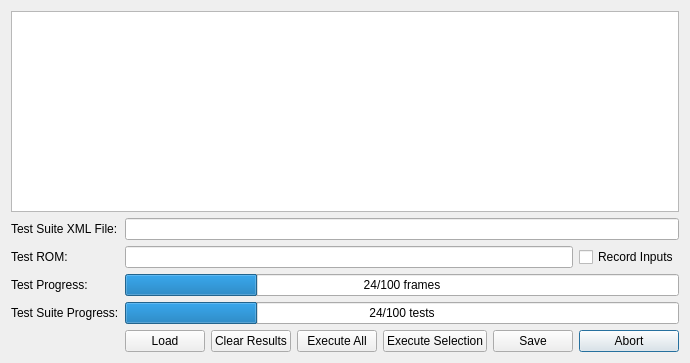
Old version of the form testsuiteexecutivedialog.ui in the repository christopherpow/nesicide.
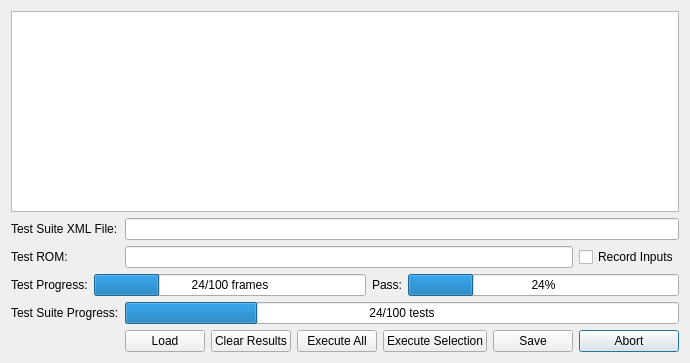
New version of the form.

Diff of the .ui file:
```diff
--- a/testsuiteexecutivedialog.ui
+++ b/testsuiteexecutivedialog.ui
@@ -28,31 +28,14 @@
      </property>
     </widget>
    </item>
-   <item row="3" column="0">
-    <widget class="QLabel" name="label_2">
-     <property name="text">
-      <string>Test Progress:</string>
-     </property>
-    </widget>
-   </item>
-   <item row="3" column="1" colspan="6">
-    <widget class="QProgressBar" name="testProgress">
-     <property name="value">
-      <number>24</number>
-     </property>
-     <property name="format">
-      <string>%v/%m frames</string>
-     </property>
-    </widget>
-   </item>
-   <item row="4" column="0">
+   <item row="5" column="0">
     <widget class="QLabel" name="label_3">
      <property name="text">
       <string>Test Suite Progress:</string>
      </property>
     </widget>
    </item>
-   <item row="4" column="1" colspan="6">
+   <item row="5" column="1" colspan="6">
     <widget class="QProgressBar" name="suiteProgress">
      <property name="value">
       <number>24</number>
@@ -82,42 +65,42 @@
      </property>
     </widget>
    </item>
-   <item row="6" column="6">
+   <item row="7" column="6">
     <widget class="QPushButton" name="abort">
      <property name="text">
       <string>Abort</string>
      </property>
     </widget>
    </item>
-   <item row="6" column="5">
+   <item row="7" column="5">
     <widget class="QPushButton" name="save">
      <property name="text">
       <string>Save</string>
      </property>
     </widget>
    </item>
-   <item row="6" column="4">
+   <item row="7" column="4">
     <widget class="QPushButton" name="executeSelection">
      <property name="text">
       <string>Execute Selection</string>
      </property>
     </widget>
    </item>
-   <item row="6" column="3">
+   <item row="7" column="3">
     <widget class="QPushButton" name="execute">
      <property name="text">
       <string>Execute All</string>
      </property>
     </widget>
    </item>
-   <item row="6" column="2">
+   <item row="7" column="2">
     <widget class="QPushButton" name="clear">
      <property name="text">
       <string>Clear Results</string>
      </property>
     </widget>
    </item>
-   <item row="6" column="1">
+   <item row="7" column="1">
     <widget class="QPushButton" name="load">
      <property name="text">
       <string>Load</string>
@@ -134,6 +117,44 @@
      </property>
     </widget>
    </item>
+   <item row="3" column="0" colspan="7">
+    <layout class="QGridLayout" name="gridLayout_2">
+     <item row="0" column="0">
+      <widget class="QLabel" name="label_2">
+       <property name="text">
+        <string>Test Progress:</string>
+       </property>
+      </widget>
+     </item>
+     <item row="0" column="1">
+      <widget class="QProgressBar" name="testProgress">
+       <property name="value">
+        <number>24</number>
+       </property>
+       <property name="format">
+        <string>%v/%m frames</string>
+       </property>
+      </widget>
+     </item>
+     <item row="0" column="2">
+      <widget class="QLabel" name="label_5">
+       <property name="text">
+        <string>Pass:</string>
+       </property>
+      </widget>
+     </item>
+     <item row="0" column="3">
+      <widget class="QProgressBar" name="passRate">
+       <property name="value">
+        <number>24</number>
+       </property>
+       <property name="format">
+        <string>%p%</string>
+       </property>
+      </widget>
+     </item>
+    </layout>
+   </item>
   </layout>
  </widget>
  <resources/>
```
